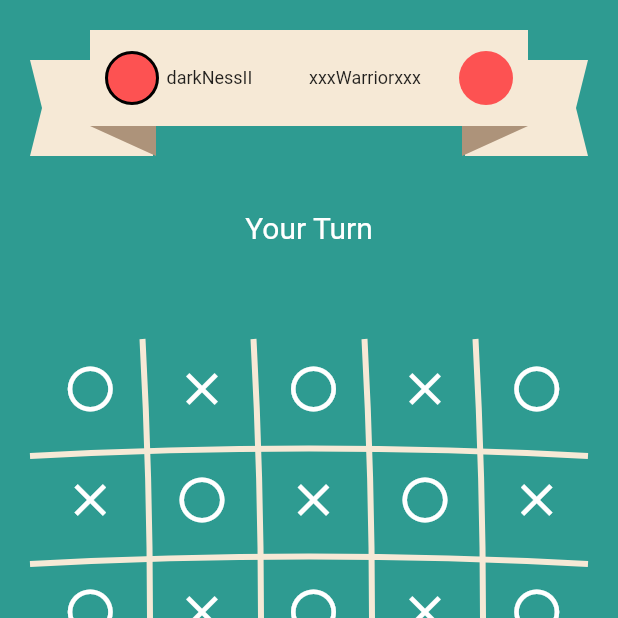
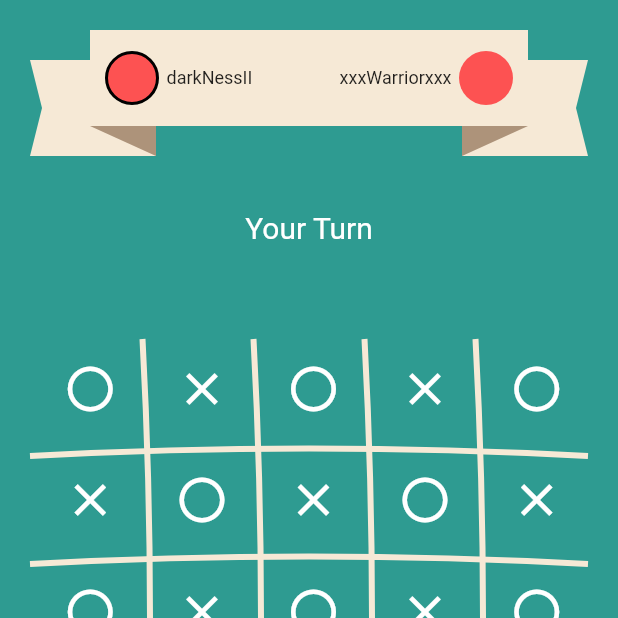
Before and after one commit to cmrnrbs/flutter_game_app, a Flutter app: the screen it shows after launch, on a phone screen of 412 x 824 dp, the top half of it. Run offline on Flutter 3.47's test engine with Material 2 defaults, Android fonts, the phone set to English and light mode, and no system bars; our stand-ins replace google_fonts; Roboto replaces fonts that are missing (Macondo).

Commit message:
little fix

```diff
--- a/lib/customviews/banner_header.dart
+++ b/lib/customviews/banner_header.dart
@@ -23,14 +23,14 @@ class BannerHeader extends StatelessWidget {
                   CustomPaint(
                     painter: BannerView(side: Side.Left),
                     child: const SizedBox(
-                                width: 82,
+                      width: 84,
                       height: 64,
                     ),
                   ),
                   CustomPaint(
                     painter: BannerView(side: Side.Right),
                     child: const SizedBox(
-                                width: 82,
+                      width: 84,
                       height: 64,
                     ),
                   ),
--- a/lib/main.dart
+++ b/lib/main.dart
@@ -76,6 +76,7 @@ class _HomeScreenState extends State<HomeScreen> {
                             children: [
                               Expanded(
                                   child: Text('xxxWarriorxxx',
+                                      textAlign: TextAlign.right,
                                       style:
                                           GoogleFonts.macondo(fontSize: 12))),
                               const SizedBox(
@@ -217,13 +218,14 @@ class _HomeScreenState extends State<HomeScreen> {
                                   ? Colors.black.withOpacity(.0)
                                   : Colors.transparent,
                               child: Padding(
-                                padding: const EdgeInsets.only(left:6.0,bottom: 8.0),
+                                padding: const EdgeInsets.only(
+                                    left: 6.0, bottom: 8.0),
                                 child: Center(
                                   child: Icon(
                                     index % 2 == 0
                                         ? Icons.circle_outlined
                                         : Icons.close_outlined,
-                                        size: 36,
+                                    size: 36,
                                     color: Colors.white,
                                   ),
                                 ),
```
Lines whose indentation alone changed are shown as unchanged.
